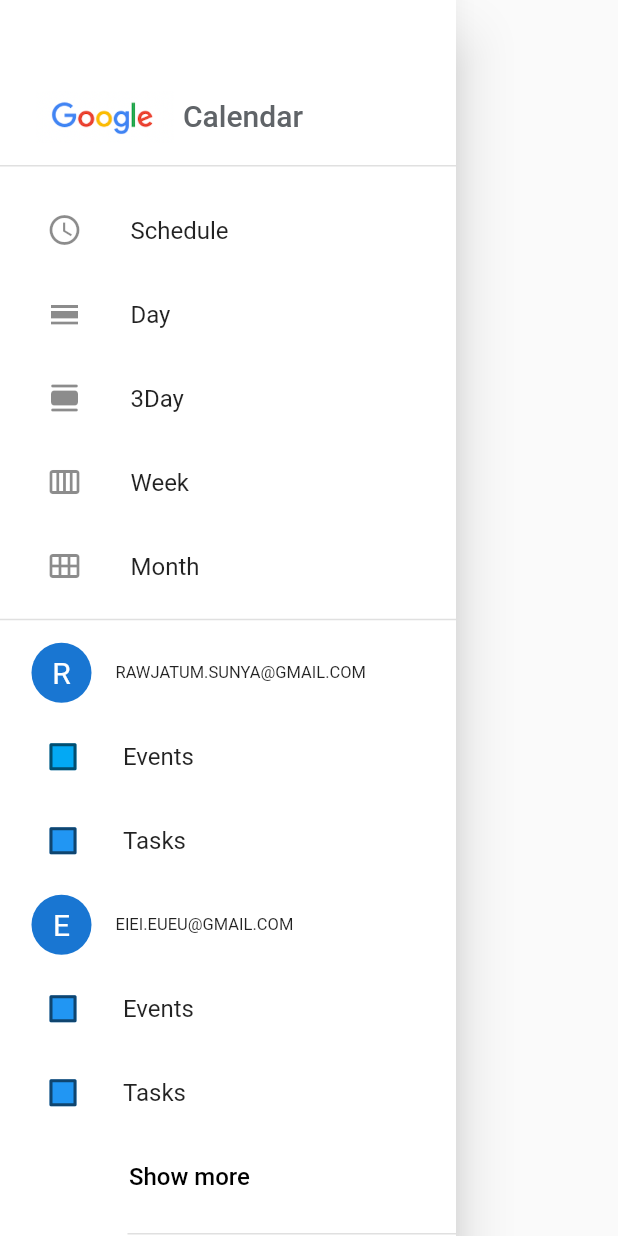
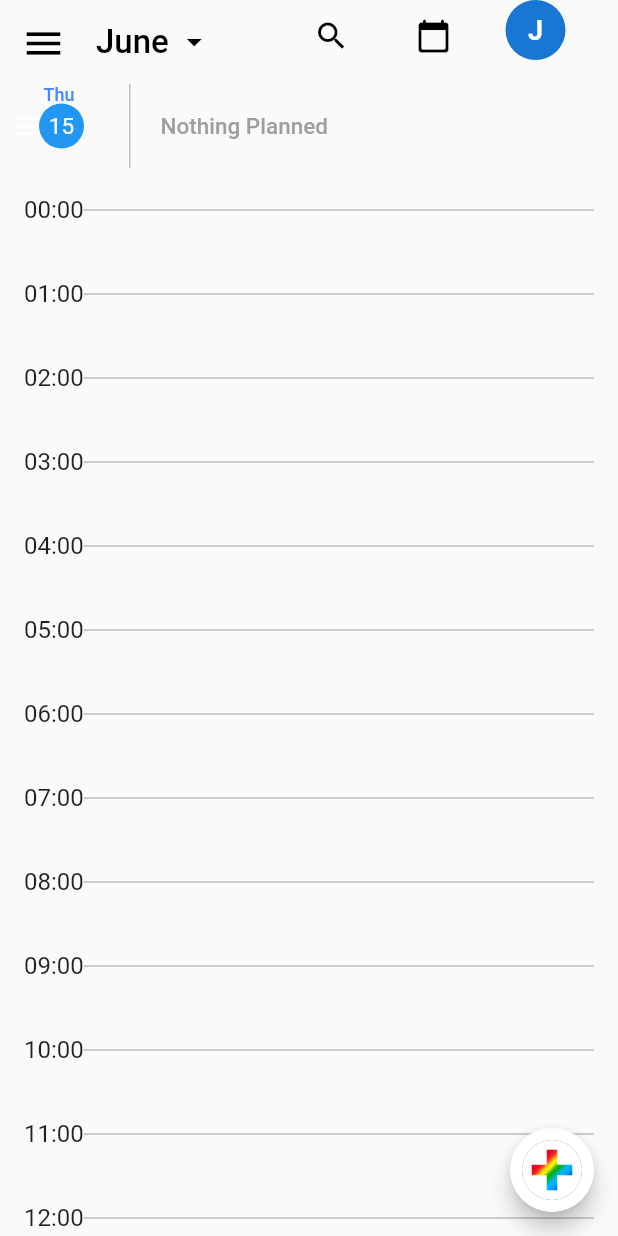
Before and after one commit to Rawipas-Damdenngam/calendar_app, a Flutter app: the CalendarDrawer widget shown alone on an empty page, opened directly, after a tap on "Day", on a phone screen of 412 x 824 dp. Run offline on Flutter 3.47's test engine with Material 2 defaults, Android fonts, the phone set to English and light mode, and no system bars; our stand-ins replace flutter_riverpod, table_calendar.

Commit message:
update -create day screen -create day widget

```diff
--- a/lib/main.dart
+++ b/lib/main.dart
@@ -1,3 +1,4 @@
+import 'package:calendar_app/widgets/day.dart';
 import 'package:flutter/material.dart';
 import 'package:calendar_app/screens/home_screen.dart';
 import 'package:flutter_riverpod/flutter_riverpod.dart';
--- /dev/null
+++ b/lib/screens/day_screen.dart
@@ -0,0 +1,228 @@
+import 'package:calendar_app/widgets/day.dart';
+import 'package:calendar_app/widgets/floating_button.dart';
+import 'package:table_calendar/table_calendar.dart';
+import 'package:flutter/material.dart';
+import 'package:intl/intl.dart';
+import 'package:calendar_app/widgets/calendar_drawer.dart';
+import 'package:calendar_app/screens/search_screen.dart';
+import 'package:calendar_app/screens/profile_screen.dart';
+import 'package:flutter_riverpod/flutter_riverpod.dart';
+import 'package:calendar_app/providers/account_provider.dart';
+import 'package:calendar_app/providers/calendar_provider.dart';
+import 'package:calendar_app/widgets/calendar.dart';
+
+class Day extends ConsumerStatefulWidget {
+  const Day({super.key});
+
+  @override
+  ConsumerState<Day> createState() => _DayState();
+}
+
+class _DayState extends ConsumerState<Day> {
+  CalendarFormat calendarFormat = CalendarFormat.month;
+  DateTime selectedDay = DateTime.now();
+  DateFormat dateFormat = DateFormat('dd');
+  DateFormat dateFormat2 = DateFormat('EEE');
+
+  double appBarHeight = kToolbarHeight;
+  bool isExpanded = false;
+
+  void _increaseAppbarHeight() {
+    setState(
+      () {
+        isExpanded = !isExpanded;
+        appBarHeight = isExpanded ? 400 : kToolbarHeight;
+      },
+    );
+  }
+
+  @override
+  Widget build(BuildContext context) {
+    return Stack(
+      children: [
+        Scaffold(
+          drawer: const CalendarDrawer(),
+          appBar: PreferredSize(
+            preferredSize: Size.fromHeight(isExpanded ? 400 : kToolbarHeight),
+            child: AppBar(
+              elevation: 0,
+              centerTitle: false,
+              titleSpacing: 0,
+              backgroundColor: const Color.fromARGB(255, 250, 250, 250),
+              toolbarHeight: kToolbarHeight,
+              leading: Align(
+                alignment: Alignment.topLeft,
+                child: Row(
+                  children: [
+                    Builder(
+                      builder: (BuildContext context) {
+                        return Padding(
+                          padding: const EdgeInsets.only(top: 5.0, left: 5),
+                          child: IconButton(
+                            icon: const Icon(
+                              Icons.menu,
+                              size: 30,
+                            ),
+                            color: Colors.black,
+                            onPressed: () {
+                              Scaffold.of(context).openDrawer();
+                            },
+                          ),
+                        );
+                      },
+                    ),
+                  ],
+                ),
+              ),
+              title: GestureDetector(
+                onTap: () {
+                  _increaseAppbarHeight();
+                },
+                child: Row(
+                  mainAxisAlignment: MainAxisAlignment.start,
+                  children: [
+                    Padding(
+                      padding: const EdgeInsets.only(left: 8.0),
+                      child: Text(
+                        DateFormat('MMMM').format(selectedDay),
+                        style: const TextStyle(
+                          color: Colors.black,
+                          fontSize: 22,
+                        ),
+                      ),
+                    ),
+                    const SizedBox(width: 5),
+                    Icon(
+                      isExpanded ? Icons.arrow_drop_up : Icons.arrow_drop_down,
+                      color: Colors.black,
+                    ),
+                  ],
+                ),
+              ),
+              actions: [
+                Align(
+                  alignment: Alignment.topLeft,
+                  child: IconButton(
+                    icon: const Icon(Icons.search),
+                    color: Colors.black,
+                    onPressed: () {
+                      Navigator.of(context).push(
+                        MaterialPageRoute(
+                            builder: (ctx) => const SearchScreen()),
+                      );
+                    },
+                  ),
+                ),
+                const SizedBox(width: 20),
+                Align(
+                  alignment: Alignment.topLeft,
+                  child: IconButton(
+                    icon: const Icon(Icons.calendar_today_rounded),
+                    color: Colors.black,
+                    onPressed: () {
+                      // Handle more tap
+                    },
+                  ),
+                ),
+                const SizedBox(width: 24),
+                GestureDetector(
+                  onTap: () {
+                    showDialog(
+                      context: context,
+                      builder: ((context) => const ProfileScreen()),
+                    );
+                  },
+                  child: Align(
+                    alignment: Alignment.topLeft,
+                    child: CircleAvatar(
+                      child: Text(
+                        ref.watch(accountsProvider).first.name[0],
+                        style: const TextStyle(
+                          fontWeight: FontWeight.bold,
+                          fontSize: 18,
+                        ),
+                      ),
+                    ),
+                  ),
+                ),
+                const SizedBox(width: 35),
+              ],
+              flexibleSpace: isExpanded ? const CalendarWidget() : null,
+            ),
+          ),
+          body: Column(
+            children: [
+              AppBar(
+                centerTitle: false,
+                leading: null,
+                leadingWidth: 0,
+                backgroundColor: const Color.fromARGB(255, 250, 250, 250),
+                title: Stack(
+                  children: [
+                    Row(
+                      mainAxisAlignment: MainAxisAlignment.start,
+                      crossAxisAlignment: CrossAxisAlignment.center,
+                      children: [
+                        SizedBox(width: 10),
+                        CircleAvatar(
+                          backgroundColor: Colors.blue,
+                          radius: 15,
+                          child: Text(
+                            dateFormat.format(selectedDay),
+                            style: const TextStyle(
+                              color: Colors.white,
+                              fontSize: 15,
+                            ),
+                          ),
+                        ),
+                        const SizedBox(width: 30),
+                        Container(
+                          width: 1,
+                          height: 56,
+                          color: Colors.grey[400],
+                        ),
+                        const SizedBox(width: 20),
+                        Text(
+                          'Nothing Planned',
+                          style:
+                              TextStyle(fontSize: 15, color: Colors.grey[500]),
+                        ),
+                      ],
+                    ),
+                    Positioned(
+                      top: 0,
+                      left: 13,
+                      child: Text(
+                        dateFormat2.format(selectedDay),
+                        style: const TextStyle(
+                            fontSize: 12, color: Colors.blueAccent),
+                      ),
+                    ),
+                  ],
+                ),
+              ),
+              const Expanded(
+                child: DayWidget(),
+              )
+            ],
+          ),
+          floatingActionButton: FloatingActionButton(
+            onPressed: () {
+              Navigator.of(context).push(
+                PageRouteBuilder(
+                  pageBuilder: (context, animation, secondaryAnimation) =>
+                      const FloatingButton(),
+                ),
+              );
+            },
+            backgroundColor: Colors.white,
+            child: const CircleAvatar(
+              foregroundImage: AssetImage('assets/images/plus.png'),
+            ),
+          ),
+          floatingActionButtonLocation: FloatingActionButtonLocation.endFloat,
+        ),
+      ],
+    );
+  }
+}
--- a/lib/screens/home_screen.dart
+++ b/lib/screens/home_screen.dart
@@ -1,4 +1,4 @@
-import 'package:calendar_app/widgets/caldendar_drawer.dart';
+import 'package:calendar_app/widgets/calendar_drawer.dart';
 import 'package:calendar_app/widgets/event.dart';
 import 'package:calendar_app/widgets/task.dart';
 import 'package:flutter/material.dart';
--- a/lib/screens/search_screen.dart
+++ b/lib/screens/search_screen.dart
@@ -22,6 +22,9 @@
           ),
         ),
         title: const TextField(
+          style: TextStyle(fontSize: 22),
+          textCapitalization: TextCapitalization.sentences,
+          keyboardType: TextInputType.text,
           autofocus: true,
           decoration: InputDecoration(
             hintText: 'Search',
--- a/lib/widgets/caldendar_drawer.dart
+++ b/lib/widgets/calendar_drawer.dart
@@ -1,4 +1,7 @@
+import 'package:calendar_app/screens/home_screen.dart';
+import 'package:calendar_app/widgets/calendar_month.dart';
 import 'package:flutter/material.dart';
+import 'package:calendar_app/screens/day_screen.dart';
 
 class CalendarDrawer extends StatefulWidget {
   const CalendarDrawer({super.key});
@@ -105,7 +108,8 @@
                 'Schedule',
               ),
               onTap: () {
-                // Handle inbox tap
+                Navigator.of(context).push(
+                    MaterialPageRoute(builder: (ctx) => const HomeScreen()));
               },
             ),
           ),
@@ -119,7 +123,8 @@
                 'Day',
               ),
               onTap: () {
-                // Handle inbox tap
+                Navigator.of(context)
+                    .push(MaterialPageRoute(builder: (ctx) => const Day()));
               },
             ),
           ),
--- a/lib/widgets/calendar_main.dart
+++ b/lib/widgets/calendar_main.dart
@@ -15,7 +15,7 @@
 
     return ListView.builder(
       itemBuilder: (context, index) {
-        const  year = endYear - startYear;
+        const year = endYear - startYear;
         const monthIndex = year * 12 ~/ 360;
         final startDay = (index % daysPerWeek) + 1;
         final endWeek = startDay + daysPerWeek;
--- /dev/null
+++ b/lib/widgets/day.dart
@@ -0,0 +1,53 @@
+import 'package:flutter/material.dart';
+
+class DayWidget extends StatefulWidget {
+  const DayWidget({super.key});
+
+  @override
+  State<DayWidget> createState() => _DayWidgetState();
+}
+
+class _DayWidgetState extends State<DayWidget> {
+  DateTime time = DateTime.now();
+
+  @override
+  Widget build(BuildContext context) {
+    return Scaffold(
+      body: Stack(
+        children: [
+          ListView.builder(
+            itemCount: 24,
+            itemBuilder: (context, index) {
+              int hour = index;
+              String hourString = hour.toString().padLeft(2, '0');
+
+              return ListTile(
+                title: Row(
+                  children: [
+                    Align(
+                        alignment: Alignment.centerLeft,
+                        child: Text('${hourString}:00')),
+                    Expanded(
+                      child: Divider(
+                        thickness: 1,
+                        color: Colors.grey[400],
+                      ),
+                    ),
+                    // Padding(
+                    //   padding: const EdgeInsets.only(left: 23.0),
+                    //   child: Container(
+                    //     width: double.infinity,
+                    //     height: 1,
+                    //     color: Colors.grey[400],
+                    //   ),
+                    // ),
+                  ],
+                ),
+              );
+            },
+          ),
+        ],
+      ),
+    );
+  }
+}
```
Also changed, not shown: lib/widgets/event.dart (+141 -29 lines), lib/widgets/floating_button.dart (added, +168 -0 lines), lib/widgets/task.dart (+82 -16 lines).
